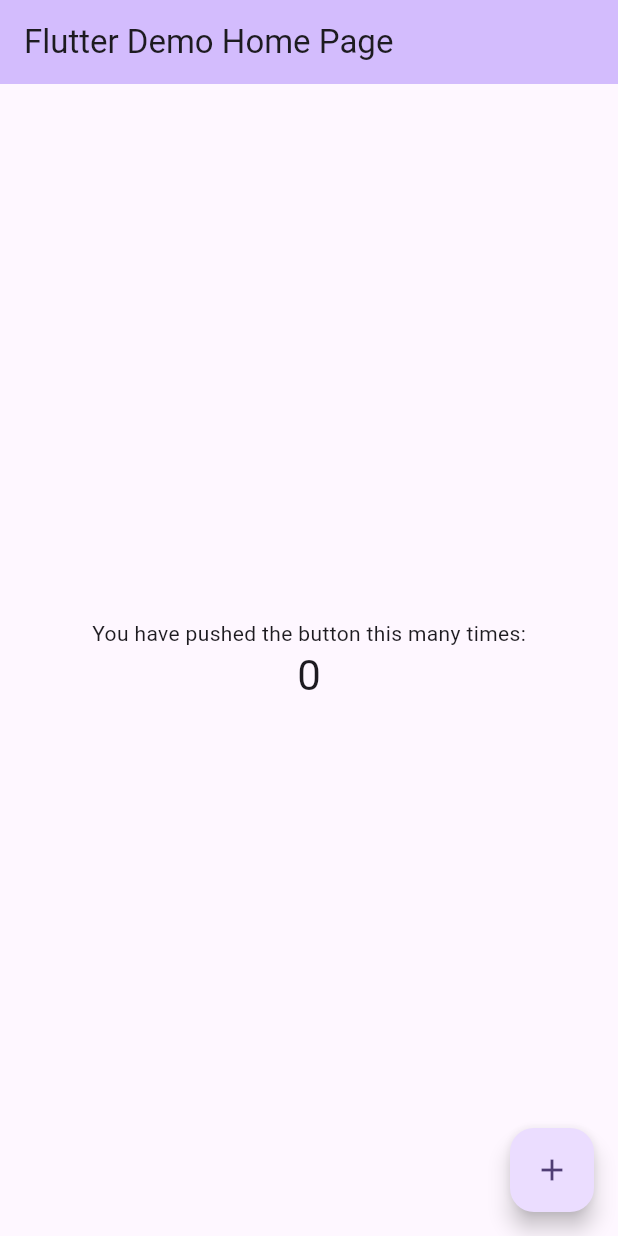
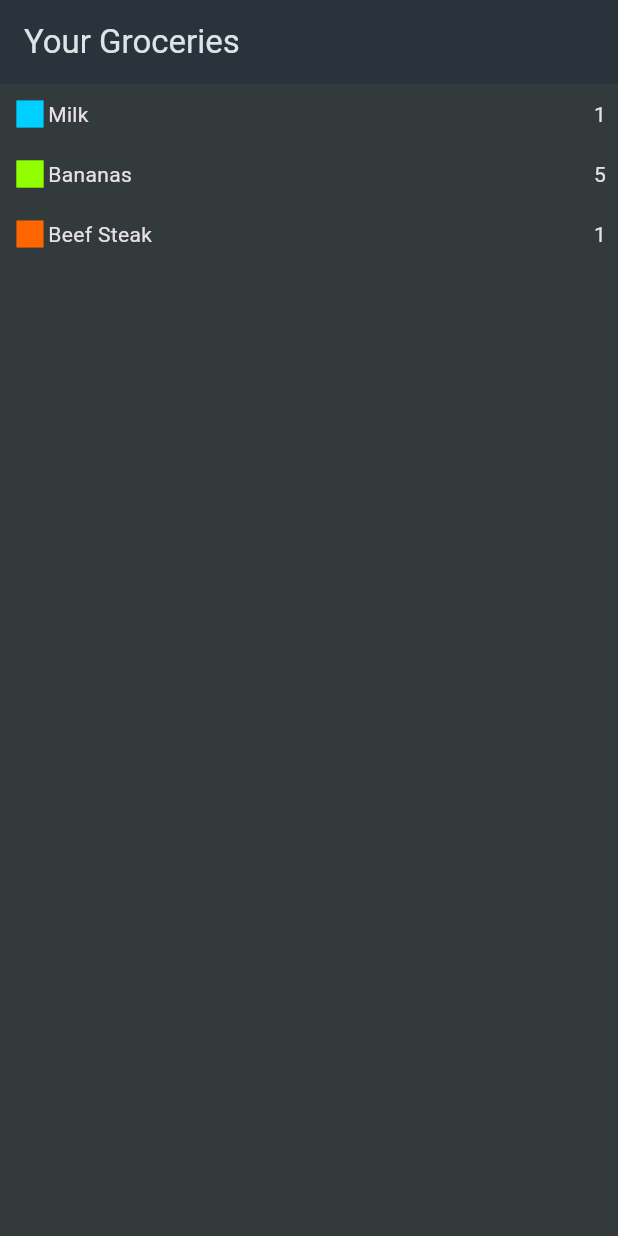
Before and after one commit to TeeWrath/shopping-list, a Flutter app: the screen it shows after launch, on a phone screen of 412 x 824 dp. Run offline on Flutter 3.47's test engine with Material 3 defaults, Android fonts, the phone set to English and light mode, and no system bars.

Commit message:
gorcery screen setup

```diff
--- /dev/null
+++ b/lib/data/dummy_items.dart
@@ -0,0 +1,21 @@
+import 'package:shopping_list/models/grocery_item.dart';
+import 'package:shopping_list/data/categories.dart';
+import 'package:shopping_list/models/category.dart';
+
+final groceryItems = [
+  GroceryItem(
+      id: 'a',
+      name: 'Milk',
+      quantity: 1,
+      category: categories[Categories.dairy]!),
+  GroceryItem(
+      id: 'b',
+      name: 'Bananas',
+      quantity: 5,
+      category: categories[Categories.fruit]!),
+  GroceryItem(
+      id: 'c',
+      name: 'Beef Steak',
+      quantity: 1,
+      category: categories[Categories.meat]!),
+];
--- a/lib/main.dart
+++ b/lib/main.dart
@@ -1,6 +1,8 @@
 import 'package:flutter/material.dart';
+import 'package:shopping_list/screens/grocery.dart';
 
 void main() {
+  WidgetsFlutterBinding.ensureInitialized();
   runApp(const MyApp());
 }
 
@@ -11,115 +13,18 @@ class MyApp extends StatelessWidget {
   @override
   Widget build(BuildContext context) {
     return MaterialApp(
-      title: 'Flutter Demo',
-      theme: ThemeData(
-        // This is the theme of your application.
-        //
-        // TRY THIS: Try running your application with "flutter run". You'll see
-        // the application has a blue toolbar. Then, without quitting the app,
-        // try changing the seedColor in the colorScheme below to Colors.green
-        // and then invoke "hot reload" (save your changes or press the "hot
-        // reload" button in a Flutter-supported IDE, or press "r" if you used
-        // the command line to start the app).
-        //
-        // Notice that the counter didn't reset back to zero; the application
-        // state is not lost during the reload. To reset the state, use hot
-        // restart instead.
-        //
-        // This works for code too, not just values: Most code changes can be
-        // tested with just a hot reload.
-        colorScheme: ColorScheme.fromSeed(seedColor: Colors.deepPurple),
+      debugShowCheckedModeBanner: false,
+      title: 'Flutter Groceries',
+      theme: ThemeData.dark().copyWith(
         useMaterial3: true,
+        colorScheme: ColorScheme.fromSeed(
+          seedColor: const Color.fromARGB(255, 147, 229, 250),
+          brightness: Brightness.dark,
+          surface: const Color.fromARGB(255, 42, 51, 59),
+        ),
+        scaffoldBackgroundColor: const Color.fromARGB(255, 50, 58, 60),
       ),
-      home: const MyHomePage(title: 'Flutter Demo Home Page'),
+      home: const GroceryScreen(),
     );
   }
 }
-
-class MyHomePage extends StatefulWidget {
-  const MyHomePage({super.key, required this.title});
-
-  // This widget is the home page of your application. It is stateful, meaning
-  // that it has a State object (defined below) that contains fields that affect
-  // how it looks.
-
-  // This class is the configuration for the state. It holds the values (in this
-  // case the title) provided by the parent (in this case the App widget) and
-  // used by the build method of the State. Fields in a Widget subclass are
-  // always marked "final".
-
-  final String title;
-
-  @override
-  State<MyHomePage> createState() => _MyHomePageState();
-}
-
-class _MyHomePageState extends State<MyHomePage> {
-  int _counter = 0;
-
-  void _incrementCounter() {
-    setState(() {
-      // This call to setState tells the Flutter framework that something has
-      // changed in this State, which causes it to rerun the build method below
-      // so that the display can reflect the updated values. If we changed
-      // _counter without calling setState(), then the build method would not be
-      // called again, and so nothing would appear to happen.
-      _counter++;
-    });
-  }
-
-  @override
-  Widget build(BuildContext context) {
-    // This method is rerun every time setState is called, for instance as done
-    // by the _incrementCounter method above.
-    //
-    // The Flutter framework has been optimized to make rerunning build methods
-    // fast, so that you can just rebuild anything that needs updating rather
-    // than having to individually change instances of widgets.
-    return Scaffold(
-      appBar: AppBar(
-        // TRY THIS: Try changing the color here to a specific color (to
-        // Colors.amber, perhaps?) and trigger a hot reload to see the AppBar
-        // change color while the other colors stay the same.
-        backgroundColor: Theme.of(context).colorScheme.inversePrimary,
-        // Here we take the value from the MyHomePage object that was created by
-        // the App.build method, and use it to set our appbar title.
-        title: Text(widget.title),
-      ),
-      body: Center(
-        // Center is a layout widget. It takes a single child and positions it
-        // in the middle of the parent.
-        child: Column(
-          // Column is also a layout widget. It takes a list of children and
-          // arranges them vertically. By default, it sizes itself to fit its
-          // children horizontally, and tries to be as tall as its parent.
-          //
-          // Column has various properties to control how it sizes itself and
-          // how it positions its children. Here we use mainAxisAlignment to
-          // center the children vertically; the main axis here is the vertical
-          // axis because Columns are vertical (the cross axis would be
-          // horizontal).
-          //
-          // TRY THIS: Invoke "debug painting" (choose the "Toggle Debug Paint"
-          // action in the IDE, or press "p" in the console), to see the
-          // wireframe for each widget.
-          mainAxisAlignment: MainAxisAlignment.center,
-          children: <Widget>[
-            const Text(
-              'You have pushed the button this many times:',
-            ),
-            Text(
-              '$_counter',
-              style: Theme.of(context).textTheme.headlineMedium,
-            ),
-          ],
-        ),
-      ),
-      floatingActionButton: FloatingActionButton(
-        onPressed: _incrementCounter,
-        tooltip: 'Increment',
-        child: const Icon(Icons.add),
-      ), // This trailing comma makes auto-formatting nicer for build methods.
-    );
-  }
-}
--- /dev/null
+++ b/lib/screens/grocery.dart
@@ -0,0 +1,36 @@
+import 'package:flutter/material.dart';
+import 'package:shopping_list/data/dummy_items.dart';
+
+class GroceryScreen extends StatelessWidget {
+  const GroceryScreen({super.key});
+
+  @override
+  Widget build(BuildContext context) {
+    return Scaffold(
+        appBar: AppBar(
+          title: const Text('Your Groceries'),
+        ),
+        body: ListView.builder(
+            itemCount: groceryItems.length,
+            itemBuilder: (ctx, index) => Dismissible(
+                key: ValueKey(groceryItems[index]),
+                child: Padding(
+                  padding: const EdgeInsets.all(8.0),
+                  child: Row(
+                    mainAxisAlignment: MainAxisAlignment.spaceBetween,
+                    children: [
+                      Row(
+                        children: [
+                          Icon(
+                            Icons.square,
+                            color: groceryItems[index].category.color,
+                          ),
+                          Text(groceryItems[index].name),
+                        ],
+                      ),
+                      Text(groceryItems[index].quantity.toString())
+                    ],
+                  ),
+                ))));
+  }
+}
```
Also changed, not shown: lib/data/categories.dart (added, +46 -0 lines), lib/models/category.dart (added, +20 -0 lines), lib/models/grocery_item.dart (added, +9 -0 lines).
